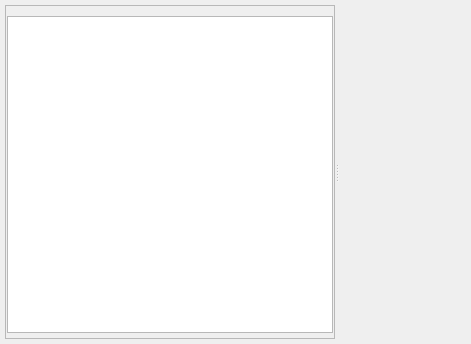
Qt form quickevent/app/plugins/qml/Speaker/src/speakerwidget.ui (Quick-Event/quickbox) before a commit.
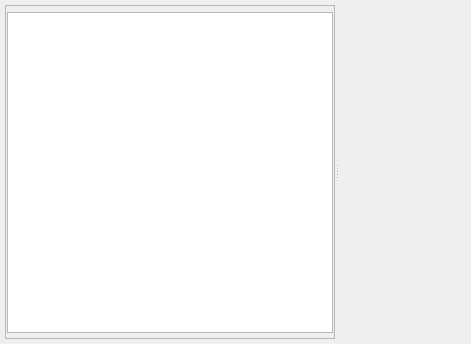
The same form after that commit. Custom widgets are drawn as their Qt base class.

Diff of the .ui file:
```diff
--- a/quickevent/app/plugins/qml/Speaker/src/speakerwidget.ui
+++ b/quickevent/app/plugins/qml/Speaker/src/speakerwidget.ui
@@ -49,7 +49,7 @@
       </property>
       <layout class="QVBoxLayout" name="verticalLayout_2">
        <property name="spacing">
-        <number>5</number>
+        <number>1</number>
        </property>
        <property name="leftMargin">
         <number>1</number>
```
